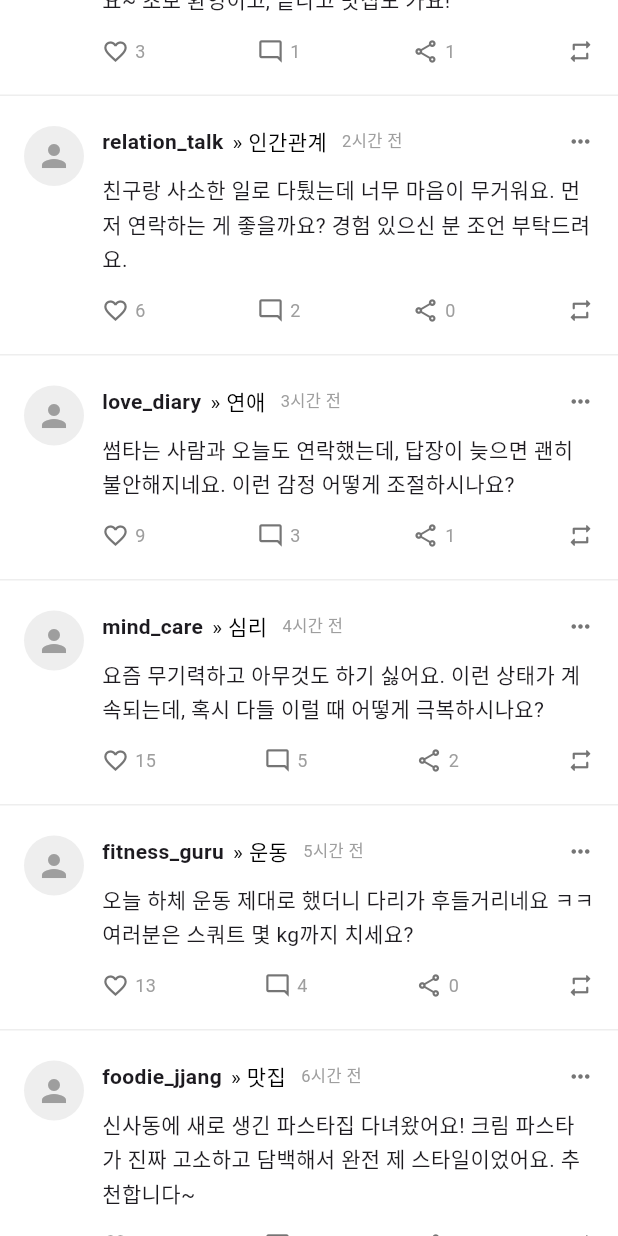
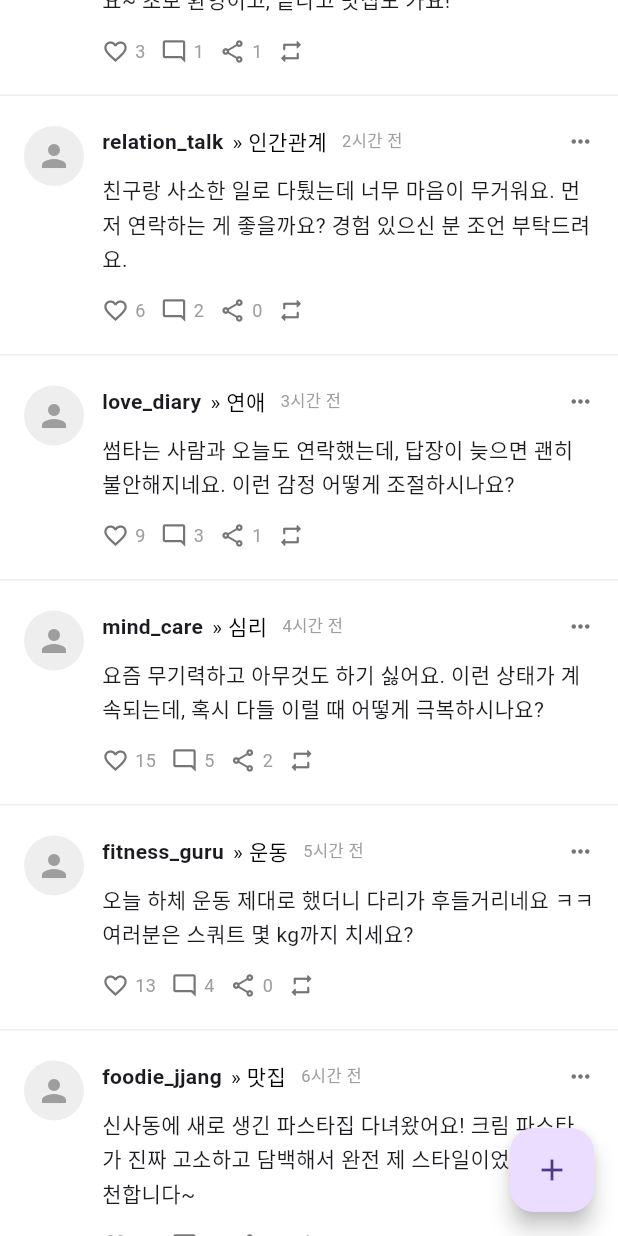
Before and after one commit to baby-quokka/Ailee, a Flutter app: the CommunityScreen screen opened directly with empty values, scrolled down 1152 dp, on a phone screen of 412 x 824 dp. Run offline on Flutter 3.47's test engine with Material 3 defaults, Android fonts, the phone set to English and light mode, and no system bars; our stand-ins replace flutter_spinkit, shared_preferences; accounts and stored records are empty; network calls fail; Roboto replaces fonts that are missing (Pretendard).

Commit message:
slab_detail_screen에서도 navigationbar motion 구현

```diff
--- a/lib/screens/slab/community_screen.dart
+++ b/lib/screens/slab/community_screen.dart
@@ -3,6 +3,7 @@ import 'package:ailee/screens/slab/slab_detail_screen.dart';
 import 'package:flutter/material.dart';
 import 'post_screen.dart';
 import 'dummy_post.dart';
+import 'create_post_screen.dart';
 
 class CommunityScreen extends StatefulWidget {
   final bool showSubscribeLabel;
@@ -54,6 +55,9 @@ class _CommunityScreenState extends State<CommunityScreen> {
             final post = posts[index];
             return InkWell(
               onTap: () {
+                final homeState =
+                    context.findAncestorStateOfType<HomeScreenState>();
+                homeState?.setBottomNavOffset(0.0, immediate: true);
                 Navigator.push(
                   context,
                   PageRouteBuilder(
@@ -209,8 +213,7 @@ class _CommunityScreenState extends State<CommunityScreen> {
                               ],
                               const SizedBox(height: 14),
                               Row(
-                                mainAxisAlignment:
-                                    MainAxisAlignment.spaceBetween,
+                                mainAxisAlignment: MainAxisAlignment.start,
                                 children: [
                                   Row(
                                     children: [
@@ -229,6 +232,7 @@ class _CommunityScreenState extends State<CommunityScreen> {
                                       ),
                                     ],
                                   ),
+                                  const SizedBox(width: 10),
                                   Row(
                                     children: [
                                       Icon(
@@ -246,6 +250,7 @@ class _CommunityScreenState extends State<CommunityScreen> {
                                       ),
                                     ],
                                   ),
+                                  const SizedBox(width: 10),
                                   Row(
                                     children: [
                                       Icon(
@@ -263,6 +268,7 @@ class _CommunityScreenState extends State<CommunityScreen> {
                                       ),
                                     ],
                                   ),
+                                  const SizedBox(width: 10),
                                   Icon(
                                     Icons.repeat_rounded,
                                     size: 18,
@@ -291,6 +297,17 @@ class _CommunityScreenState extends State<CommunityScreen> {
         widget.showSubscribeLabel
             ? dummyPosts.where((p) => p['slab'] == '자유').toList()
             : dummyPosts;
-    return _buildPostList(posts);
+    return Scaffold(
+      body: _buildPostList(posts),
+      floatingActionButton: FloatingActionButton(
+        onPressed: () {
+          Navigator.push(
+            context,
+            MaterialPageRoute(builder: (context) => CreatePostScreen()),
+          );
+        },
+        child: const Icon(Icons.add),
+      ),
+    );
   }
 }
```
Also changed, not shown: lib/screens/slab/create_post_screen.dart (added, +13 -0 lines), lib/screens/slab/main_screen.dart (+18 -0 lines), lib/screens/slab/post_screen.dart (+26 -2 lines), lib/screens/slab/slab_detail_screen.dart (+29 -3 lines).
